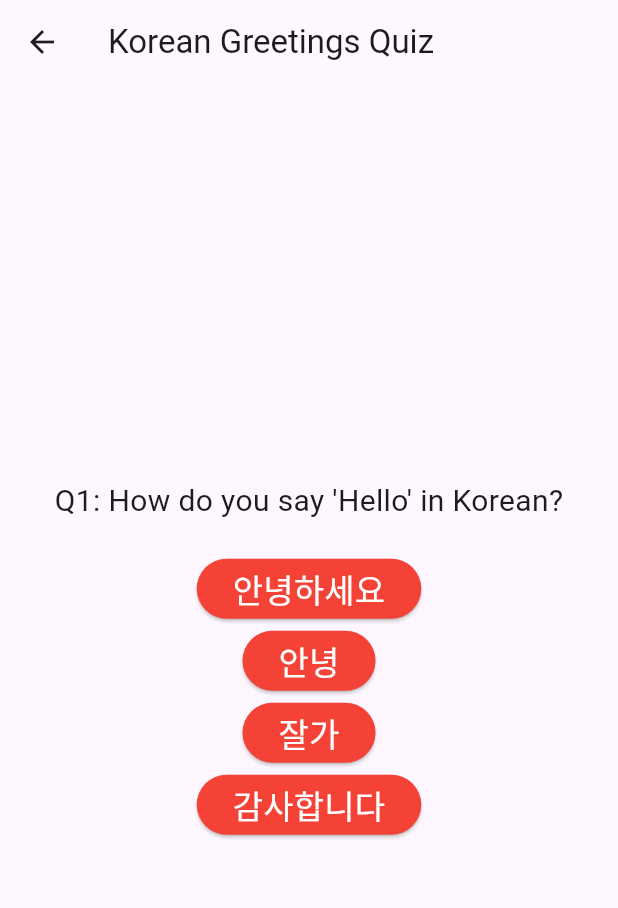
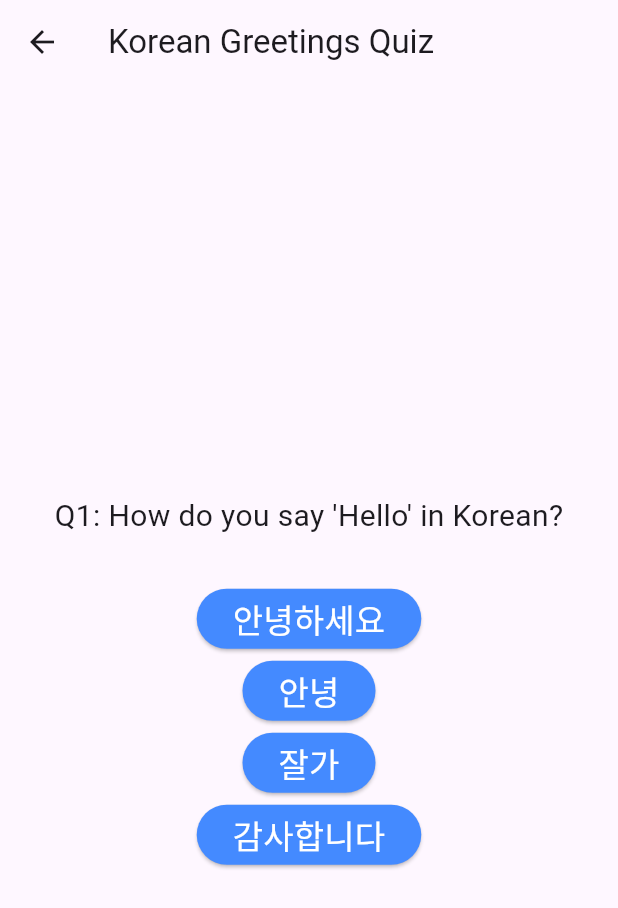
Before and after one commit to nouramer725/Code_Alpha-Language-Learning-Application, a Flutter app: the GreetingQuizScreen screen opened directly, on a phone screen of 412 x 824 dp. Shown: the top 908 px of the screen. Run offline on Flutter 3.47's test engine with Material 3 defaults, Android fonts, the phone set to English and light mode, and no system bars; our stand-ins replace audioplayers, shared_preferences; accounts and stored records are empty.

Commit message:
Update Styling

```diff
--- a/lib/Quizez/FamilyQuizScreen.dart
+++ b/lib/Quizez/FamilyQuizScreen.dart
@@ -72,7 +72,7 @@ class _FamilyMembersQuizScreenState extends State<FamilyMembersQuizScreen> {
           ...question.options.map((option) {
             return ElevatedButton(
               style: ButtonStyle(
-                backgroundColor: MaterialStateProperty.all(Colors.red),
+                backgroundColor: MaterialStateProperty.all(Colors.blueAccent),
               ),
               onPressed: () => _submitAnswer(option),
               child: Text(
--- a/lib/Quizez/GreetingsQuizScreen.dart
+++ b/lib/Quizez/GreetingsQuizScreen.dart
@@ -62,17 +62,19 @@ class _GreetingQuizScreenState extends State<GreetingQuizScreen> {
       body: Column(
         mainAxisAlignment: MainAxisAlignment.center,
         children: [
-          Center(
-            child: Text(
-              "Q${currentQuestionIndex + 1}: ${question.questionText}",
-              style: const TextStyle(fontSize: 20),
+          Padding(
+            padding: const EdgeInsets.all(30.0),
+            child: Center(
+              child: Text(
+                "Q${currentQuestionIndex + 1}: ${question.questionText}",
+                style: const TextStyle(fontSize: 20),
+              ),
             ),
           ),
-          const SizedBox(height: 20),
           ...question.options.map((option) {
             return ElevatedButton(
               style: ButtonStyle(
-                backgroundColor: MaterialStateProperty.all(Colors.red),
+                backgroundColor: WidgetStateProperty.all(Colors.blueAccent),
               ),
               onPressed: () => _submitAnswer(option),
               child: Text(
--- a/lib/Quizez/SentencesQuizScreen.dart
+++ b/lib/Quizez/SentencesQuizScreen.dart
@@ -72,7 +72,7 @@ class _SentenceQuizScreenState extends State<SentenceQuizScreen> {
           ...question.options.map((option) {
             return ElevatedButton(
               style: ButtonStyle(
-                backgroundColor: MaterialStateProperty.all(Colors.red),
+                backgroundColor: WidgetStateProperty.all(Colors.blueAccent),
               ),
               onPressed: () => _submitAnswer(option),
               child: Text(
--- a/lib/Quizez/VerbsQuizScreen.dart
+++ b/lib/Quizez/VerbsQuizScreen.dart
@@ -72,7 +72,7 @@ class _VerbsQuizScreenState extends State<VerbsQuizScreen> {
           ...question.options.map((option) {
             return ElevatedButton(
               style: ButtonStyle(
-                backgroundColor: MaterialStateProperty.all(Colors.red),
+                backgroundColor: WidgetStateProperty.all(Colors.blueAccent),
               ),
               onPressed: () => _submitAnswer(option),
               child: Text(
--- a/lib/Quizez/VowelsQuizScreen.dart
+++ b/lib/Quizez/VowelsQuizScreen.dart
@@ -72,7 +72,7 @@ class _VowelsQuizScreenState extends State<VowelsQuizScreen> {
           ...question.options.map((option) {
             return ElevatedButton(
               style: ButtonStyle(
-                backgroundColor: MaterialStateProperty.all(Colors.red),
+                backgroundColor: WidgetStateProperty.all(Colors.blueAccent),
               ),
               onPressed: () => _submitAnswer(option),
               child: Text(
```
Also changed, not shown: lib/Quizez/ConsonantsQuizScreen.dart (+5 -3 lines), lib/Quizez/FoodQuizScreen.dart (+8 -5 lines), lib/Quizez/IntroduceYourselfQuizScreen.dart (+8 -5 lines).
